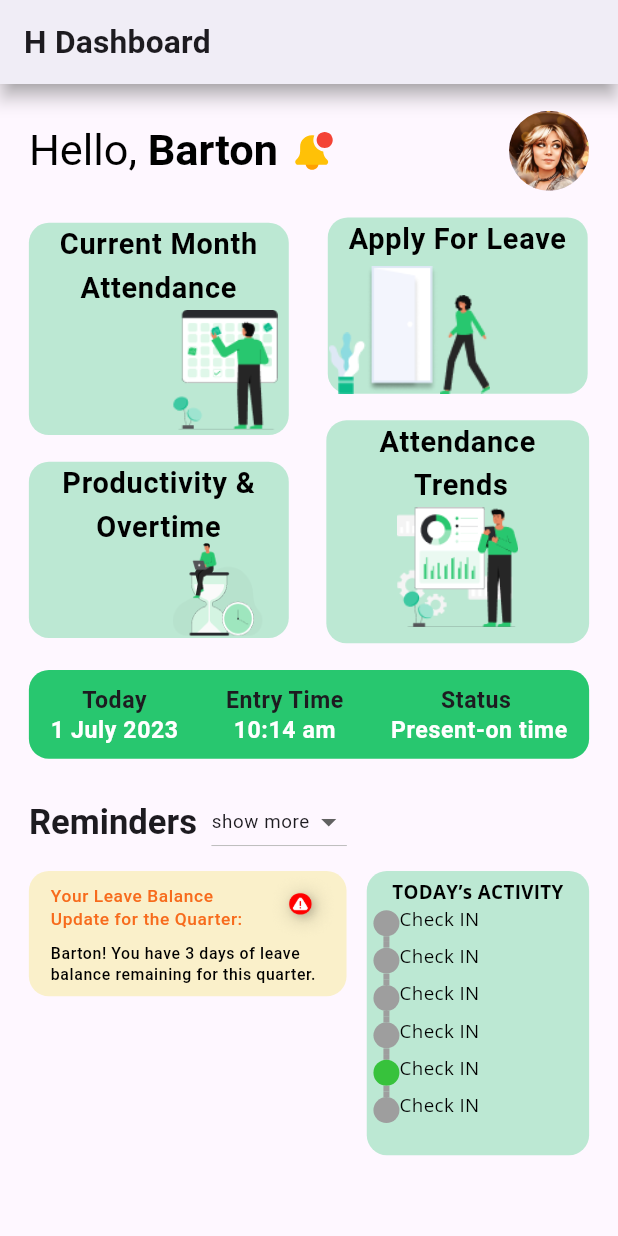
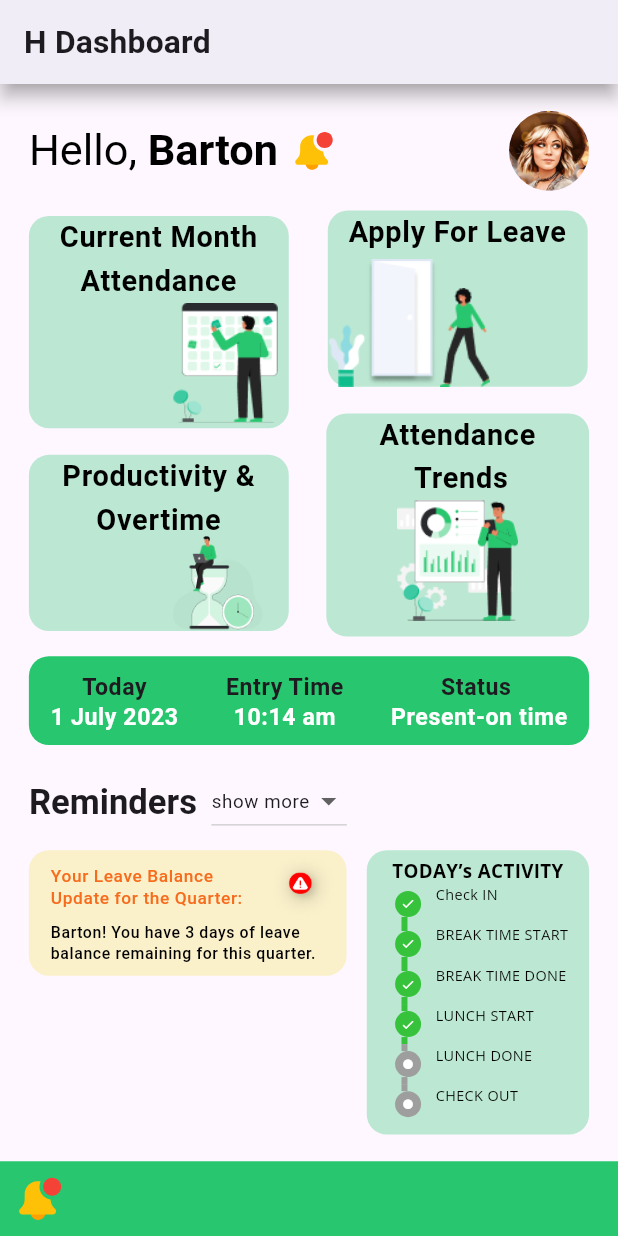
Before and after one commit to NasShihab/attendance, a Flutter app: the screen it shows after launch, on a phone screen of 412 x 824 dp. Run offline on Flutter 3.47's test engine with Material 2 defaults, Android fonts, the phone set to English and light mode, and no system bars; drawn by our look-alikes of timeline_tile; our stand-ins replace flutter_screenutil, go_router, google_fonts, lottie; project files that could hold a hidden picture were left out.

Commit message:
bottom navigation

```diff
--- a/lib/core/my_routes/my_routes.dart
+++ b/lib/core/my_routes/my_routes.dart
@@ -6,8 +6,6 @@ import 'package:attendance/screen/auth/sign_up/sign_up_page.dart';
 import 'package:attendance/screen/dashboard/home_page.dart';
 import 'package:attendance/screen/on_boarding/splash_screen/welcome_page.dart';
 import 'package:flutter/material.dart';
-
-import '../../screen/on_boarding/splash_screen/splash_screen.dart';
 
 var myRoutes = <String, WidgetBuilder>{
   '/': (context) => const HomePage(),
--- /dev/null
+++ b/lib/screen/dashboard/home/widget/reminders/reminders_bar.dart
@@ -0,0 +1,103 @@
+import 'package:flutter/material.dart';
+import 'package:flutter_screenutil/flutter_screenutil.dart';
+
+import '../../../../../core/color/custom_colors.dart';
+import '../../../../../core/height_weight_spacing.dart';
+import '../../../../../core/image_asset/image_files.dart';
+import '../../../../../core/theme_data/text_theme.dart';
+import '../timeline_tile/timeline_tile.dart';
+
+class ReminderBar extends StatelessWidget {
+  const ReminderBar({super.key});
+
+  @override
+  Widget build(BuildContext context) {
+
+    String selectedOption = 'show more';
+    List<String> options = ['show more', 'Option 2', 'Option 3', 'Show More'];
+    return Column(
+      children: [
+        Row(
+          children: [
+            Text(
+              'Reminders',
+              style: titleLarge(context),
+            ),
+            width10(),
+            Center(
+              child: DropdownButton<String>(
+                value: selectedOption,
+                items: options.map((String option) {
+                  return DropdownMenuItem<String>(
+                    value: option,
+                    child: Text(option),
+                  );
+                }).toList(),
+                onChanged: (newValue) {},
+                style: bodySmall(context)?.copyWith(fontSize: 13.sp),
+                dropdownColor: primeColorDark(context),
+              ),
+            ),
+          ],
+        ),
+        height10(),
+        Row(
+          crossAxisAlignment: CrossAxisAlignment.start,
+          children: [
+            Container(
+              height: 94.h,
+              width: 220.w,
+              padding:
+              EdgeInsets.only(left: 15.w, right: 5.w, bottom: 5.h),
+              decoration: BoxDecoration(
+                color: const Color(0xfffaf0ca),
+                borderRadius: BorderRadius.circular(15.r),
+              ),
+              child: Column(
+                crossAxisAlignment: CrossAxisAlignment.start,
+                mainAxisAlignment: MainAxisAlignment.start,
+                children: [
+                  Row(
+                    children: [
+                      Expanded(
+                        flex: 3,
+                        child: Text(
+                          'Your Leave Balance Update for the Quarter:',
+                          style: bodySmall(context)?.copyWith(
+                              fontSize: 12.sp,
+                              color: const Color(0xffF76B1C),
+                              fontWeight: FontWeight.w500),
+                          maxLines: 3,
+                        ),
+                      ),
+                      Expanded(
+                        flex: 1,
+                        child: Image.asset(
+                          ImageCore().alert,
+                        ),
+                      ),
+                    ],
+                  ),
+                  Column(
+                    children: [
+                      Text(
+                        'Barton! You have 3 days of leave balance remaining for this quarter.',
+                        style: bodySmall(context)?.copyWith(
+                            fontSize: 11.sp,
+                            fontWeight: FontWeight.w500,
+                            color: primeColorDark(context)),
+                        maxLines: 3,
+                      ),
+                    ],
+                  )
+                ],
+              ),
+            ),
+            const Spacer(),
+            const MyTimeLineTile(),
+          ],
+        )
+      ],
+    );
+  }
+}
--- a/lib/screen/dashboard/home/widget/timeline_tile/timeline_tile.dart
+++ b/lib/screen/dashboard/home/widget/timeline_tile/timeline_tile.dart
@@ -1,3 +1,4 @@
+import 'package:flutter/cupertino.dart';
 import 'package:flutter/material.dart';
 import 'package:flutter_screenutil/flutter_screenutil.dart';
 import 'package:google_fonts/google_fonts.dart';
@@ -32,98 +33,92 @@ class MyTimeLineTile extends StatelessWidget {
             ),
             textAlign: TextAlign.center,
           ),
-          SizedBox(
-            height: 28.h,
-            child: TimelineTile(
-              indicatorStyle:
-              IndicatorStyle(height: 13.h, width: 18.w),
-              lineXY: 10,
-              alignment: TimelineAlign.start,
-              isFirst: true,
-              endChild: Text(
-                'Check IN',
-                style: openSans(context),
-              ),
-            ),
+          myTimeLineTile(
+            context,
+            isFirst: true,
+            isLast: false,
+            isChecked: true,
+            endChildText: 'Check IN',
           ),
-          SizedBox(
-            height: 28.h,
-            child: TimelineTile(
-              indicatorStyle: IndicatorStyle(
-                height: 13.h,
-                width: 18.w,
-              ),
-              lineXY: 10,
-              alignment: TimelineAlign.start,
-              endChild: Text(
-                'Check IN',
-                style: openSans(context),
-              ),
-            ),
+          myTimeLineTile(
+            context,
+            isFirst: false,
+            isLast: false,
+            isChecked: true,
+            endChildText: 'BREAK TIME START',
           ),
-          SizedBox(
-            height: 28.h,
-            child: TimelineTile(
-              indicatorStyle: IndicatorStyle(
-                height: 13.h,
-                width: 18.w,
-              ),
-              lineXY: 10,
-              alignment: TimelineAlign.start,
-              endChild: Text(
-                'Check IN',
-                style: openSans(context),
-              ),
-            ),
+          myTimeLineTile(
+            context,
+            isFirst: false,
+            isLast: false,
+            isChecked: true,
+            endChildText: 'BREAK TIME DONE',
           ),
-          SizedBox(
-            height: 28.h,
-            child: TimelineTile(
-              indicatorStyle: IndicatorStyle(
-                height: 13.h,
-                width: 18.w,
-              ),
-              lineXY: 10,
-              alignment: TimelineAlign.start,
-              endChild: Text(
-                'Check IN',
-                style: openSans(context),
-              ),
-            ),
+          myTimeLineTile(
+            context,
+            isFirst: false,
+            isLast: false,
+            isChecked: true,
+            endChildText: 'LUNCH START',
           ),
-          SizedBox(
-            height: 28.h,
-            child: TimelineTile(
-              indicatorStyle: IndicatorStyle(
-                  height: 13.h,
-                  width: 18.w,
-                  color: const Color(0xff37C23C)),
-              lineXY: 10,
-              alignment: TimelineAlign.start,
-              endChild: Text(
-                'Check IN',
-                style: openSans(context),
-              ),
-            ),
+          myTimeLineTile(
+            context,
+            isFirst: false,
+            isLast: false,
+            isChecked: false,
+            endChildText: 'LUNCH DONE',
           ),
-          SizedBox(
-            height: 28.h,
-            child: TimelineTile(
-              indicatorStyle: IndicatorStyle(
-                height: 13.h,
-                width: 18.w,
-              ),
-              lineXY: 10,
-              alignment: TimelineAlign.start,
-              isLast: true,
-              endChild: Text(
-                'Check IN',
-                style: openSans(context),
-              ),
-            ),
+          myTimeLineTile(
+            context,
+            isFirst: false,
+            isLast: true,
+            isChecked: false,
+            endChildText: 'CHECK OUT',
           ),
         ],
       ),
     );
   }
 }
+
+Widget myTimeLineTile(
+  BuildContext context, {
+  required bool isFirst,
+  required bool isLast,
+  required isChecked,
+  required String endChildText,
+}) {
+  return SizedBox(
+    height: 30.h,
+    child: TimelineTile(
+      isFirst: isFirst,
+      isLast: isLast,
+      beforeLineStyle: LineStyle(
+        color: isChecked ? const Color(0xff37C23C) : Colors.grey,
+      ),
+      indicatorStyle: IndicatorStyle(
+        height: 13.h,
+        width: 18.w,
+        color: isChecked ? const Color(0xff37C23C) : Colors.grey,
+        padding: EdgeInsets.only(right: 10.w, left: 15.w),
+        iconStyle: isChecked
+            ? IconStyle(
+                iconData: Icons.check,
+                color: Colors.white,
+                fontSize: 10.sp,
+              )
+            : IconStyle(
+                iconData: Icons.circle,
+                color: Colors.white,
+                fontSize: 8.sp,
+              ),
+      ),
+      lineXY: 10,
+      alignment: TimelineAlign.start,
+      endChild: Text(
+        endChildText,
+        style: openSans(context).copyWith(fontSize: 10.sp),
+      ),
+    ),
+  );
+}
--- a/lib/screen/dashboard/home_page.dart
+++ b/lib/screen/dashboard/home_page.dart
@@ -6,23 +6,29 @@ import 'package:attendance/screen/dashboard/home/card_widget/apply_for_leave.dar
 import 'package:attendance/screen/dashboard/home/card_widget/attendance_trends.dart';
 import 'package:attendance/screen/dashboard/home/card_widget/current_month_attendance.dart';
 import 'package:attendance/screen/dashboard/home/card_widget/productivity_and_overtime.dart';
+import 'package:attendance/screen/dashboard/home/widget/reminders/reminders_bar.dart';
 import 'package:attendance/screen/dashboard/home/widget/time_and_status_bar/time_and_status_bar.dart';
-import 'package:attendance/screen/dashboard/home/widget/timeline_tile/timeline_tile.dart';
 import 'package:flutter/material.dart';
 import 'package:flutter_screenutil/flutter_screenutil.dart';
 import 'package:google_fonts/google_fonts.dart';
 import 'package:lottie/lottie.dart';
-import 'package:timeline_tile/timeline_tile.dart';
 
 class HomePage extends StatelessWidget {
   const HomePage({super.key});
 
   @override
   Widget build(BuildContext context) {
-    String selectedOption = 'show more';
-    List<String> options = ['show more', 'Option 2', 'Option 3', 'Show More'];
-
     return Scaffold(
+      bottomNavigationBar: Container(
+        decoration: BoxDecoration(color: myPrimeColor),
+        child: Row(
+          mainAxisAlignment: MainAxisAlignment.spaceBetween,
+          children: [
+            Lottie.asset(ImageCore().notificationLottie,
+                height: 56.h, width: 56.w),
+          ],
+        ),
+      ),
       appBar: AppBar(
         title: Text(
           'H Dashboard',
@@ -64,8 +70,7 @@ class HomePage extends StatelessWidget {
                   )
                 ],
               ),
-              height20(),
-
+              const Spacer(),
               // Cards
               Row(
                 children: [
@@ -86,91 +91,12 @@ class HomePage extends StatelessWidget {
                   ),
                 ],
               ),
-              height20(),
+              const Spacer(),
 
               // Status
               const TimeAndStatusBar(),
-              height20(),
-              Row(
-                children: [
-                  Text(
-                    'Reminders',
-                    style: titleLarge(context),
-                  ),
-                  width10(),
-                  Center(
-                    child: DropdownButton<String>(
-                      value: selectedOption,
-                      items: options.map((String option) {
-                        return DropdownMenuItem<String>(
-                          value: option,
-                          child: Text(option),
-                        );
-                      }).toList(),
-                      onChanged: (newValue) {},
-                      style: bodySmall(context)?.copyWith(fontSize: 13.sp),
-                      dropdownColor: primeColorDark(context),
-                    ),
-                  ),
-                ],
-              ),
-              height10(),
-              Row(
-                crossAxisAlignment: CrossAxisAlignment.start,
-                children: [
-                  Container(
-                    height: 94.h,
-                    width: 220.w,
-                    padding:
-                        EdgeInsets.only(left: 15.w, right: 5.w, bottom: 5.h),
-                    decoration: BoxDecoration(
-                      color: const Color(0xfffaf0ca),
-                      borderRadius: BorderRadius.circular(15.r),
-                    ),
-                    child: Column(
-                      crossAxisAlignment: CrossAxisAlignment.start,
-                      mainAxisAlignment: MainAxisAlignment.start,
-                      children: [
-                        Row(
-                          children: [
-                            Expanded(
-                              flex: 3,
-                              child: Text(
-                                'Your Leave Balance Update for the Quarter:',
-                                style: bodySmall(context)?.copyWith(
-                                    fontSize: 12.sp,
-                                    color: const Color(0xffF76B1C),
-                                    fontWeight: FontWeight.w500),
-                                maxLines: 3,
-                              ),
-                            ),
-                            Expanded(
-                              flex: 1,
-                              child: Image.asset(
-                                ImageCore().alert,
-                              ),
-                            ),
-                          ],
-                        ),
-                        Column(
-                          children: [
-                            Text(
-                              'Barton! You have 3 days of leave balance remaining for this quarter.',
-                              style: bodySmall(context)?.copyWith(
-                                  fontSize: 11.sp,
-                                  fontWeight: FontWeight.w500,
-                                  color: primeColorDark(context)),
-                              maxLines: 3,
-                            ),
-                          ],
-                        )
-                      ],
-                    ),
-                  ),
-                  const Spacer(),
-                  const MyTimeLineTile(),
-                ],
-              )
+              const Spacer(),
+              const ReminderBar(),
             ],
           ),
         ),
```
